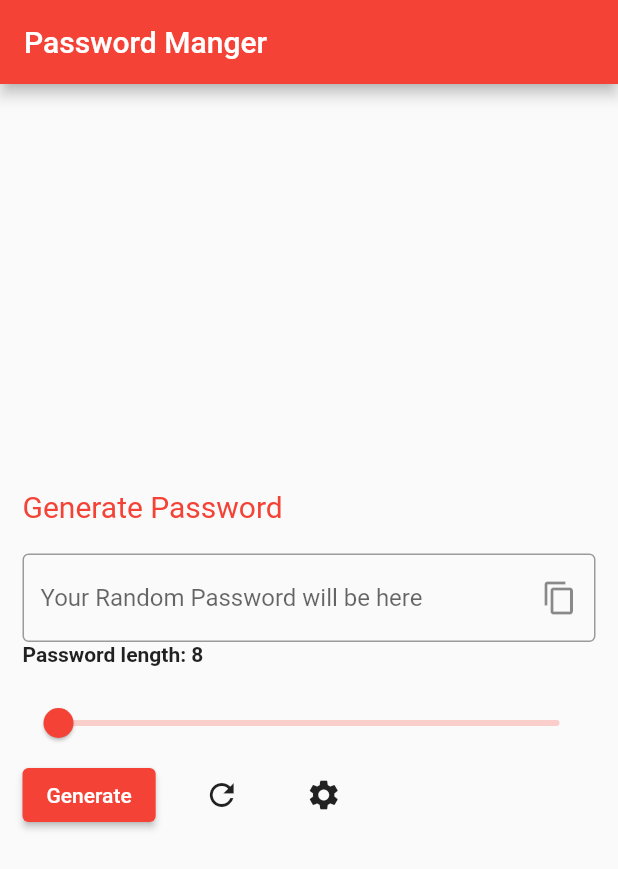
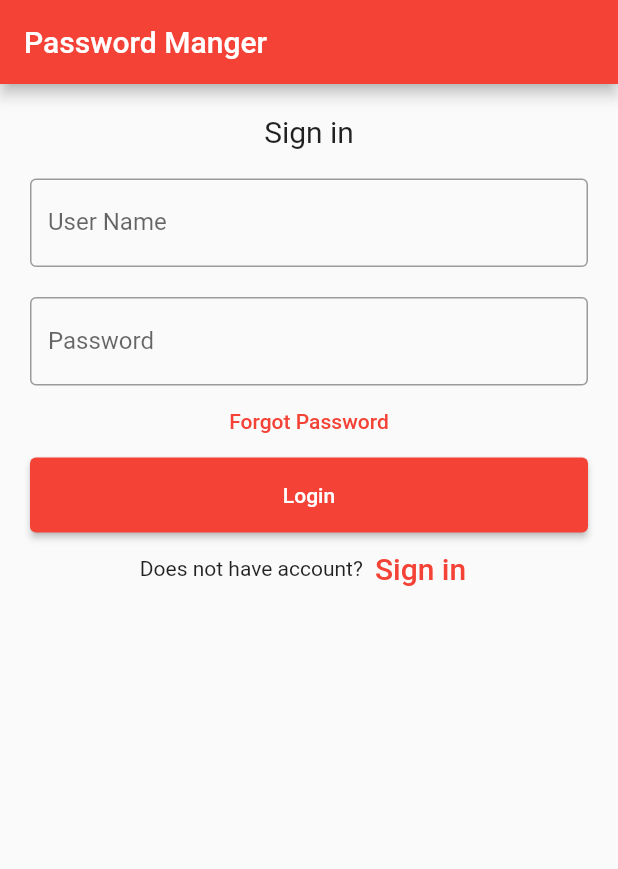
Before and after one commit to codewithumar/passwordmanagerFlutter, a Flutter app: the screen it shows after launch, on a phone screen of 412 x 824 dp. Shown: the top 869 px of the screen. Run offline on Flutter 3.47's test engine with Material 2 defaults, Android fonts, the phone set to English and light mode, and no system bars.

Commit message:
BA8lcEMF :User should be able to login google

```diff
--- /dev/null
+++ b/lib/MyApp.dart
@@ -0,0 +1,38 @@
+import 'package:flutter/material.dart';
+import 'package:passmanager/widgets/login.dart';
+
+class MyApp extends StatelessWidget {
+  const MyApp({Key? key}) : super(key: key);
+
+  @override
+  Widget build(BuildContext context) {
+    return MaterialApp(
+      debugShowCheckedModeBanner: false,
+      title: 'Password Manger',
+      theme: ThemeData(
+        primarySwatch: Colors.red,
+      ),
+      home: const MyHomePage(title: 'Password Manger'),
+    );
+  }
+}
+
+class MyHomePage extends StatefulWidget {
+  const MyHomePage({Key? key, required this.title}) : super(key: key);
+
+  final String title;
+
+  @override
+  State<MyHomePage> createState() => _MyHomePageState();
+}
+
+class _MyHomePageState extends State<MyHomePage> {
+  @override
+  Widget build(BuildContext context) {
+    return Scaffold(
+        appBar: AppBar(
+          title: Text(widget.title),
+        ),
+        body: const login());
+  }
+}
--- /dev/null
+++ b/lib/Widgets/login.dart
@@ -0,0 +1,81 @@
+import 'package:flutter/material.dart';
+
+class login extends StatefulWidget {
+  const login({Key? key}) : super(key: key);
+
+  @override
+  State<login> createState() => _loginState();
+}
+
+class _loginState extends State<login> {
+  TextEditingController nameController = TextEditingController();
+  TextEditingController passwordController = TextEditingController();
+  @override
+  Widget build(BuildContext context) {
+    return Padding(
+        padding: const EdgeInsets.all(10),
+        child: ListView(
+          scrollDirection: Axis.vertical,
+          children: <Widget>[
+            Container(
+                alignment: Alignment.center,
+                padding: const EdgeInsets.all(10),
+                child: const Text(
+                  'Sign in',
+                  style: TextStyle(fontSize: 20),
+                )),
+            Container(
+              padding: const EdgeInsets.all(10),
+              child: TextField(
+                controller: nameController,
+                decoration: const InputDecoration(
+                  border: OutlineInputBorder(),
+                  labelText: 'User Name',
+                ),
+              ),
+            ),
+            Container(
+              padding: const EdgeInsets.fromLTRB(10, 10, 10, 0),
+              child: TextField(
+                obscureText: true,
+                controller: passwordController,
+                decoration: const InputDecoration(
+                  border: OutlineInputBorder(),
+                  labelText: 'Password',
+                ),
+              ),
+            ),
+            TextButton(
+              onPressed: () {
+                //forgot password screen
+              },
+              child: const Text(
+                'Forgot Password',
+              ),
+            ),
+            Container(
+                height: 50,
+                padding: const EdgeInsets.fromLTRB(10, 0, 10, 0),
+                child: ElevatedButton(
+                  child: const Text('Login'),
+                  onPressed: () {},
+                )),
+            Row(
+              mainAxisAlignment: MainAxisAlignment.center,
+              children: <Widget>[
+                const Text('Does not have account?'),
+                TextButton(
+                  child: const Text(
+                    'Sign in',
+                    style: TextStyle(fontSize: 20),
+                  ),
+                  onPressed: () {
+                    //signup screen
+                  },
+                )
+              ],
+            ),
+          ],
+        ));
+  }
+}
--- a/lib/Widgets/passwordGeneratoWidget.dart
+++ b/lib/Widgets/passwordGeneratoWidget.dart
@@ -85,7 +85,6 @@ class GeneratePasswordState extends State<GeneratePassword> {
               max: 50,
               value: value.toDouble()),
           Row(
-            //mainAxisAlignment: MainAxisAlignment.start,
             crossAxisAlignment: CrossAxisAlignment.center,
             children: [
               buildButton(),
@@ -200,7 +199,6 @@ class GeneratePasswordState extends State<GeneratePassword> {
                   top: Radius.circular(20),
                 )),
             height: 200,
-            //color: Colors.black,
             child: buildbottom(),
           ),
         );
--- a/lib/main.dart
+++ b/lib/main.dart
@@ -1,42 +1,6 @@
 import 'package:flutter/material.dart';
-import 'package:passmanager/Widgets/passwordGeneratoWidget.dart';
+import 'package:passmanager/MyApp.dart';
 
 void main() {
   runApp(const MyApp());
 }
-
-class MyApp extends StatelessWidget {
-  const MyApp({Key? key}) : super(key: key);
-
-  @override
-  Widget build(BuildContext context) {
-    return MaterialApp(
-      debugShowCheckedModeBanner: false,
-      title: 'Password Manger',
-      theme: ThemeData(
-        primarySwatch: Colors.red,
-      ),
-      home: const MyHomePage(title: 'Password Manger'),
-    );
-  }
-}
-
-class MyHomePage extends StatefulWidget {
-  const MyHomePage({Key? key, required this.title}) : super(key: key);
-
-  final String title;
-
-  @override
-  State<MyHomePage> createState() => _MyHomePageState();
-}
-
-class _MyHomePageState extends State<MyHomePage> {
-  @override
-  Widget build(BuildContext context) {
-    return Scaffold(
-        appBar: AppBar(
-          title: Text(widget.title),
-        ),
-        body: const GeneratePassword());
-  }
-}
--- a/pubspec.yaml
+++ b/pubspec.yaml
@@ -35,6 +35,8 @@ dependencies:
   # The following adds the Cupertino Icons font to your application.
   # Use with the CupertinoIcons class for iOS style icons.
   cupertino_icons: ^1.0.2
+  firebase_core: ^1.20.0
+  firebase_auth: ^3.6.0
 
 dev_dependencies:
   flutter_test:
```
Also changed, not shown: pubspec.lock, 6 other files.
